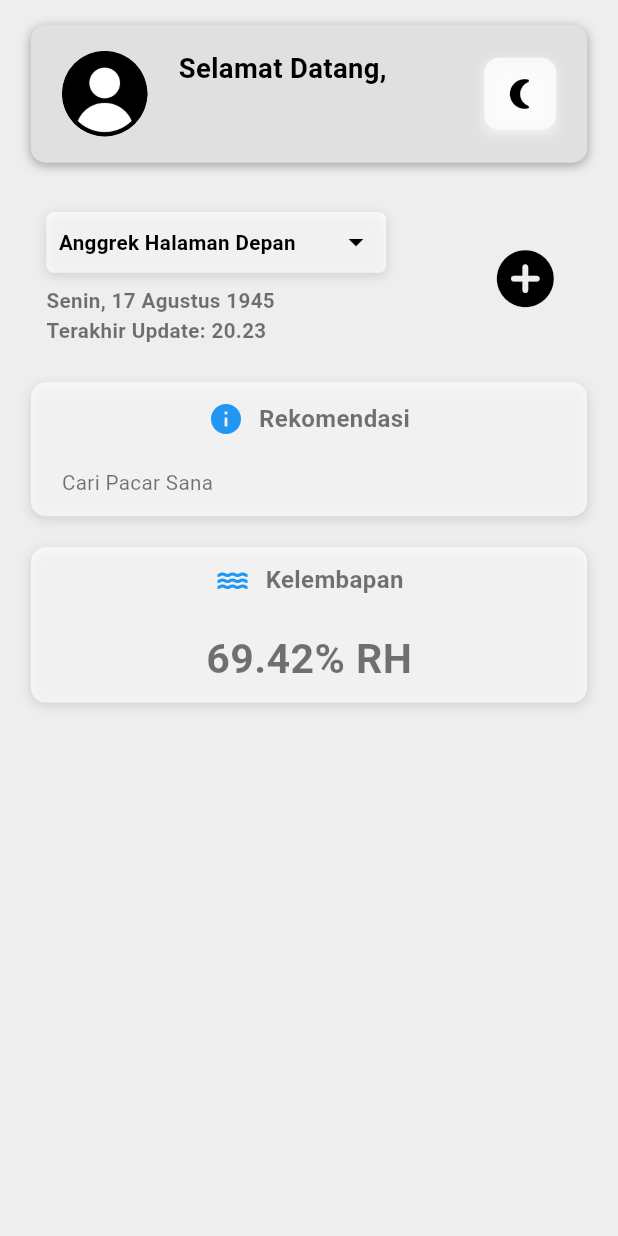
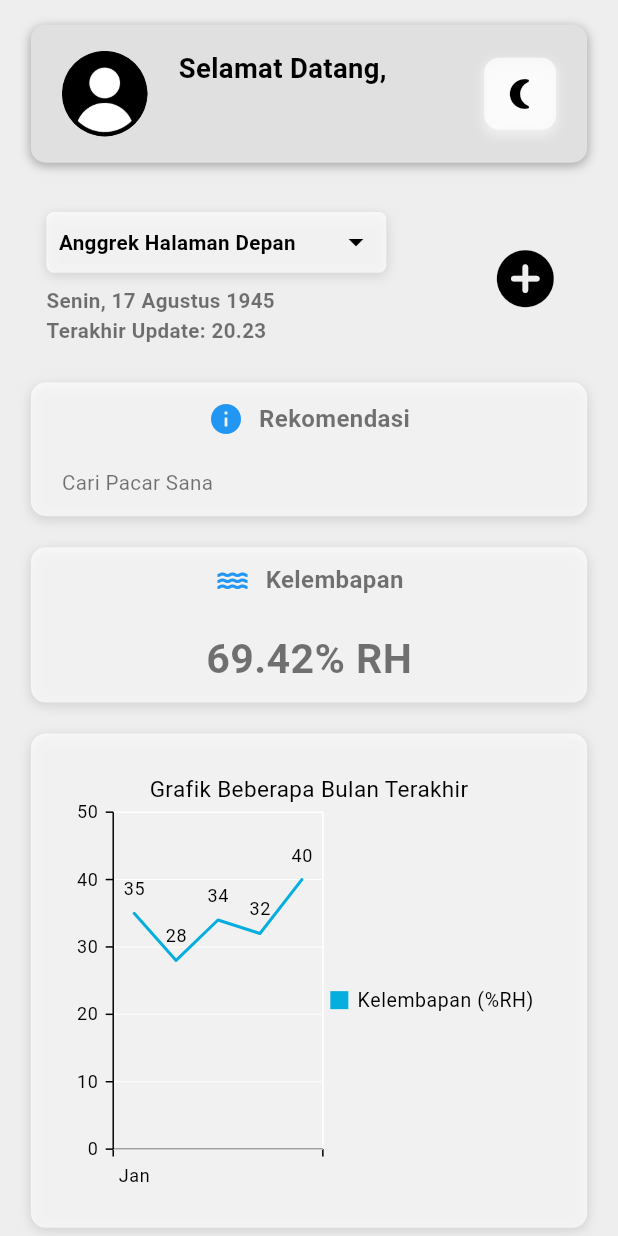
Before and after one commit to izasoerya/agrihub, a Flutter app: the AppLayout screen opened by its route, on a phone screen of 412 x 824 dp. Run offline on Flutter 3.47's test engine with Material 3 defaults, Android fonts, the phone set to English and light mode, and no system bars; our stand-ins replace cloud_firestore, firebase_core, flutter_bloc, flutter_screenutil, go_router, modal_bottom_sheet and 1 more; accounts and stored records are empty.

Commit message:
Add chart dependency and implement UI for dashboard page

```diff
--- a/lib/src/presentation/pages/dashboard.dart
+++ b/lib/src/presentation/pages/dashboard.dart
@@ -1,5 +1,6 @@
 import 'package:agrihub/src/app/use_cases/add_device_handler.dart';
 import 'package:agrihub/src/presentation/widgets/atom/auth_text_field.dart';
+import 'package:agrihub/src/presentation/widgets/atom/chart_table.dart';
 import 'package:agrihub/src/presentation/widgets/atom/data_box.dart';
 import 'package:agrihub/src/presentation/widgets/atom/info_box.dart';
 import 'package:agrihub/src/presentation/widgets/atom/submit_button.dart';
@@ -103,6 +104,9 @@ class _DashboardPageState extends State<DashboardPage> {
             data: '69.42% RH',
             icon: Icons.water,
           ),
+          SizedBox(height: 0.025.sh),
+          ChartTable(),
+          SizedBox(height: 0.075.sh),
         ],
       ),
     );
--- /dev/null
+++ b/lib/src/presentation/widgets/atom/chart_table.dart
@@ -0,0 +1,61 @@
+import 'package:flutter/material.dart';
+import 'package:flutter_screenutil/flutter_screenutil.dart';
+import 'package:syncfusion_flutter_charts/charts.dart';
+
+class ChartTable extends StatelessWidget {
+  const ChartTable({super.key});
+
+  @override
+  Widget build(BuildContext context) {
+    List<_SalesData> data = [
+      _SalesData('Jan', 35),
+      _SalesData('Feb', 28),
+      _SalesData('Mar', 34),
+      _SalesData('Apr', 32),
+      _SalesData('May', 40)
+    ];
+    return Container(
+      width: double.infinity,
+      height:
+          ScreenUtil().orientation == Orientation.portrait ? 0.4.sh : 0.8.sh,
+      margin: EdgeInsets.symmetric(horizontal: 0.05.sw),
+      padding: EdgeInsets.symmetric(horizontal: 0.05.sw, vertical: 0.02.sh),
+      decoration: BoxDecoration(
+        color: Theme.of(context).colorScheme.secondary,
+        borderRadius: BorderRadius.circular(10),
+        boxShadow: const [
+          BoxShadow(
+            color: Colors.black12,
+            offset: Offset(0, 2),
+            blurRadius: 6,
+          ),
+        ],
+      ),
+      child: SfCartesianChart(
+        primaryXAxis: CategoryAxis(),
+        // Chart title
+        title: ChartTitle(text: 'Grafik Beberapa Bulan Terakhir'),
+        // Enable legend
+        legend: Legend(isVisible: true),
+        // Enable tooltip
+        tooltipBehavior: TooltipBehavior(enable: true),
+        series: <CartesianSeries<_SalesData, String>>[
+          LineSeries<_SalesData, String>(
+              dataSource: data,
+              xValueMapper: (_SalesData sales, _) => sales.year,
+              yValueMapper: (_SalesData sales, _) => sales.sales,
+              name: 'Kelembapan (%RH)',
+              // Enable data label
+              dataLabelSettings: DataLabelSettings(isVisible: true))
+        ],
+      ),
+    );
+  }
+}
+
+class _SalesData {
+  _SalesData(this.year, this.sales);
+
+  final String year;
+  final double sales;
+}
```
